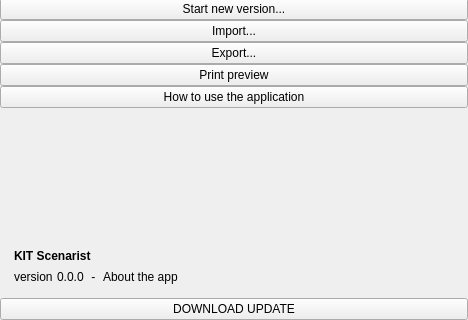
Before: the Qt Designer form src/bin/scenarist-desktop/UserInterfaceLayer/Application/MenuView.ui in dimkanovikov/KITScenarist, drawn with Qt 5; both pictures show x 0 to 468 and y 163 to 483 of the 468 by 483 pixel window.
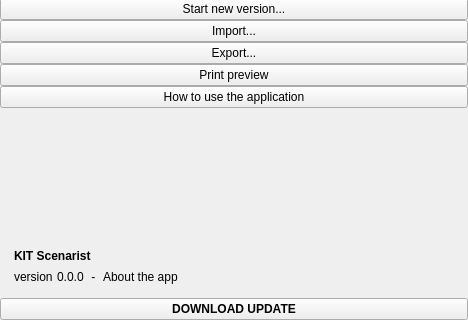
After: the same form once the commit is applied. Icons and pictures are not drawn. Custom widgets are drawn as their Qt base class.

Patch:
```diff
--- a/src/bin/scenarist-desktop/UserInterfaceLayer/Application/MenuView.ui
+++ b/src/bin/scenarist-desktop/UserInterfaceLayer/Application/MenuView.ui
@@ -509,6 +509,12 @@
           </item>
           <item>
            <widget class="MenuButton" name="update">
+            <property name="font">
+             <font>
+              <weight>75</weight>
+              <bold>true</bold>
+             </font>
+            </property>
             <property name="text">
              <string>DOWNLOAD UPDATE</string>
             </property>
```
